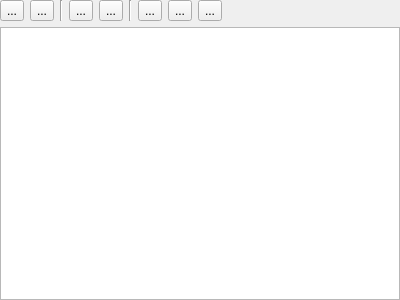
Qt form src/views/ui_files/widgets/account_tree_widget.ui (JakubFranek/Kapytal) before a commit.
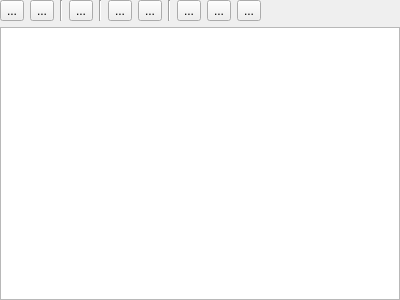
The same form after that commit.

Commit message:
Make account tree sortable
Add Reset Sort Order action icons (for light and dark mode).
Fix bug: wrong model indexing when adding Security/CashAccounts to
the account tree (missing RecordKeeper deepcopy).
Fix test.

```diff
--- a/src/views/ui_files/widgets/account_tree_widget.ui
+++ b/src/views/ui_files/widgets/account_tree_widget.ui
@@ -55,6 +55,20 @@
        </property>
       </widget>
      </item>
+     <item>
+      <widget class="QToolButton" name="resetSortOrderToolButton">
+       <property name="text">
+        <string>...</string>
+       </property>
+      </widget>
+     </item>
+     <item>
+      <widget class="Line" name="line">
+       <property name="orientation">
+        <enum>Qt::Vertical</enum>
+       </property>
+      </widget>
+     </item>
      <item>
       <widget class="QToolButton" name="showAllToolButton">
        <property name="text">
```
Left out of the diff: 19 changed lines with no effect on the pictures. The commit also changes 11 other files.
